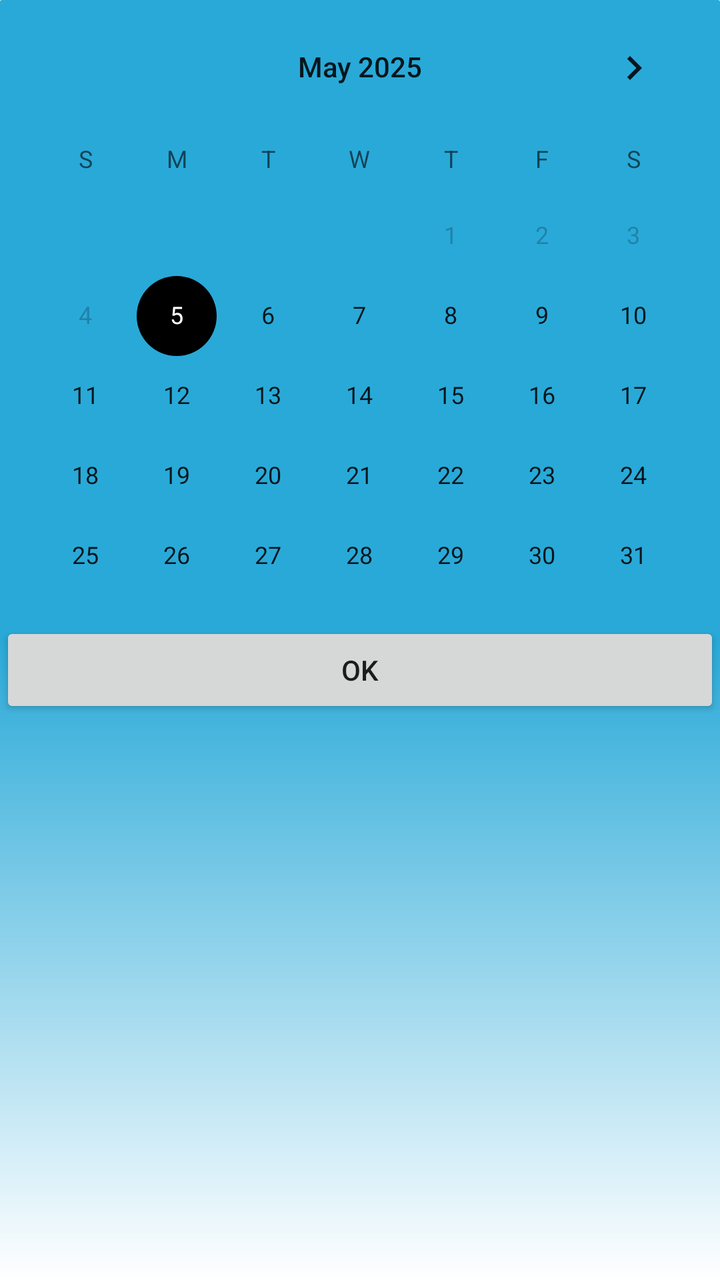
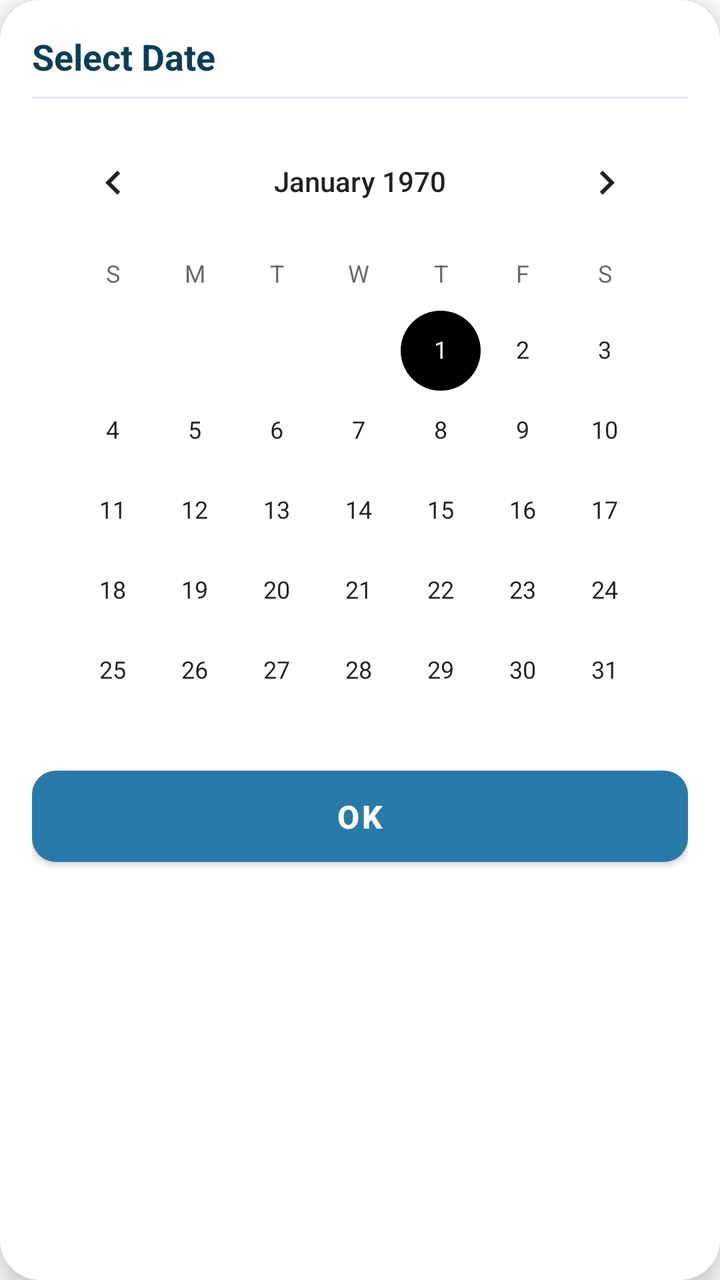

Compare the two renders of this Android layout. The source of the first and the diff that turns it into the second are given below.
<!-- AndroidManifest.xml: application theme AppTheme2 -->
<!-- res/layout/custom_dialog.xml -->
<?xml version="1.0" encoding="utf-8"?>
<LinearLayout xmlns:android="http://schemas.android.com/apk/res/android"
    android:layout_width="match_parent"
    android:layout_height="wrap_content"
    android:background="@drawable/border_2"
    android:orientation="vertical" >

    <CalendarView
        android:id="@+id/calendarView1"
        android:layout_width="match_parent"
        android:layout_height="311dp"
        android:maxDate="01/01/2030"
        android:minDate="05/05/2025"
        android:showWeekNumber="false"
        android:tag="my tag" />

    <Button
        android:id="@+id/ok"
        android:layout_width="fill_parent"
        android:layout_height="wrap_content"
        android:text="OK" />

</LinearLayout>
<!-- resources referenced by this layout -->
<resources>
  <!-- drawable border_2 (drawable-hdpi) -->
  <shape xmlns:android="http://schemas.android.com/apk/res/android" android:shape="rectangle">
    <stroke android:width="0dp" android:color="#FF404040" /> 
    <corners android:radius="1dp" /> 
    <gradient android:startColor="#FFFFFF" android:centerColor="#29a9d8" android:endColor="#29a9d8" android:angle="90" /> 
  </shape>
  <style name="AppTheme2" parent="Theme.AppCompat.Light.NoActionBar">
          <item name="colorPrimary">@color/white</item>
          <item name="colorPrimaryDark">@color/white</item>
          <item name="colorAccent">@color/black</item>
          <item name="android:windowBackground">@color/white</item>
      </style>
  <color name="white">#FFFFFF</color>
  <color name="black">#000000</color>
</resources>

<!-- the commit's change to res/layout/custom_dialog.xml (unified diff, before → after) -->
@@ -1,23 +1,69 @@
 <?xml version="1.0" encoding="utf-8"?>
-<LinearLayout xmlns:android="http://schemas.android.com/apk/res/android"
+<com.google.android.material.card.MaterialCardView xmlns:android="http://schemas.android.com/apk/res/android"
+    xmlns:app="http://schemas.android.com/apk/res-auto"
     android:layout_width="match_parent"
     android:layout_height="wrap_content"
-    android:background="@drawable/border_2"
-    android:orientation="vertical" >
+    android:layout_gravity="center"
+    android:layout_margin="16dp"
+    app:cardBackgroundColor="@color/white"
+    app:cardCornerRadius="20dp"
+    app:cardElevation="8dp"
+    app:strokeWidth="0dp">
 
-    <CalendarView
-        android:id="@+id/calendarView1"
+    <LinearLayout
         android:layout_width="match_parent"
-        android:layout_height="311dp"
-        android:maxDate="01/01/2030"
-        android:minDate="05/05/2025"
-        android:showWeekNumber="false"
-        android:tag="my tag" />
+        android:layout_height="wrap_content"
+        android:orientation="vertical"
+        android:padding="16dp">
 
-    <Button
-        android:id="@+id/ok"
-        android:layout_width="fill_parent"
-        android:layout_height="wrap_content"
-        android:text="OK" />
+        
+        <LinearLayout
+            android:layout_width="match_parent"
+            android:layout_height="wrap_content"
+            android:gravity="center_vertical"
+            android:orientation="horizontal"
+            android:paddingBottom="8dp">
 
-</LinearLayout>
+            <TextView
+                android:layout_width="0dp"
+                android:layout_height="wrap_content"
+                android:layout_weight="1"
+                android:text="Select Date"
+                android:textColor="#0C3E57"
+                android:textSize="18sp"
+                android:textStyle="bold" />
+
+        </LinearLayout>
+
+        <View
+            android:layout_width="match_parent"
+            android:layout_height="1dp"
+            android:background="#E2E8F0" />
+
+        
+        <CalendarView
+            android:id="@+id/calendarView1"
+            android:layout_width="match_parent"
+            android:layout_height="310dp"
+            android:layout_marginTop="8dp"
+            android:showWeekNumber="false" />
+
+        
+        <com.google.android.material.button.MaterialButton
+            android:id="@+id/ok"
+            android:layout_width="match_parent"
+            android:layout_height="wrap_content"
+            android:layout_marginTop="12dp"
+            android:paddingVertical="12dp"
+            android:text="OK"
+            android:textAllCaps="false"
+            android:textColor="@color/white"
+            android:textSize="16sp"
+            android:textStyle="bold"
+            app:backgroundTint="#287AA9"
+            app:cornerRadius="12dp"
+            app:elevation="2dp" />
+
+    </LinearLayout>
+
+</com.google.android.material.card.MaterialCardView>
<!-- resource entries referenced after the edit -->
@@ -1,12 +1,6 @@
 <!-- resources referenced by this layout -->
 <resources>
-  <!-- drawable border_2 (drawable-hdpi) -->
-  <shape xmlns:android="http://schemas.android.com/apk/res/android" android:shape="rectangle">
-    <stroke android:width="0dp" android:color="#FF404040" /> 
-    <corners android:radius="1dp" /> 
-    <gradient android:startColor="#FFFFFF" android:centerColor="#29a9d8" android:endColor="#29a9d8" android:angle="90" /> 
-  </shape>
-  <style name="AppTheme2" parent="Theme.AppCompat.Light.NoActionBar">
+  <style name="AppTheme2" parent="Theme.MaterialComponents.Light.NoActionBar">
           <item name="colorPrimary">@color/white</item>
           <item name="colorPrimaryDark">@color/white</item>
           <item name="colorAccent">@color/black</item>
